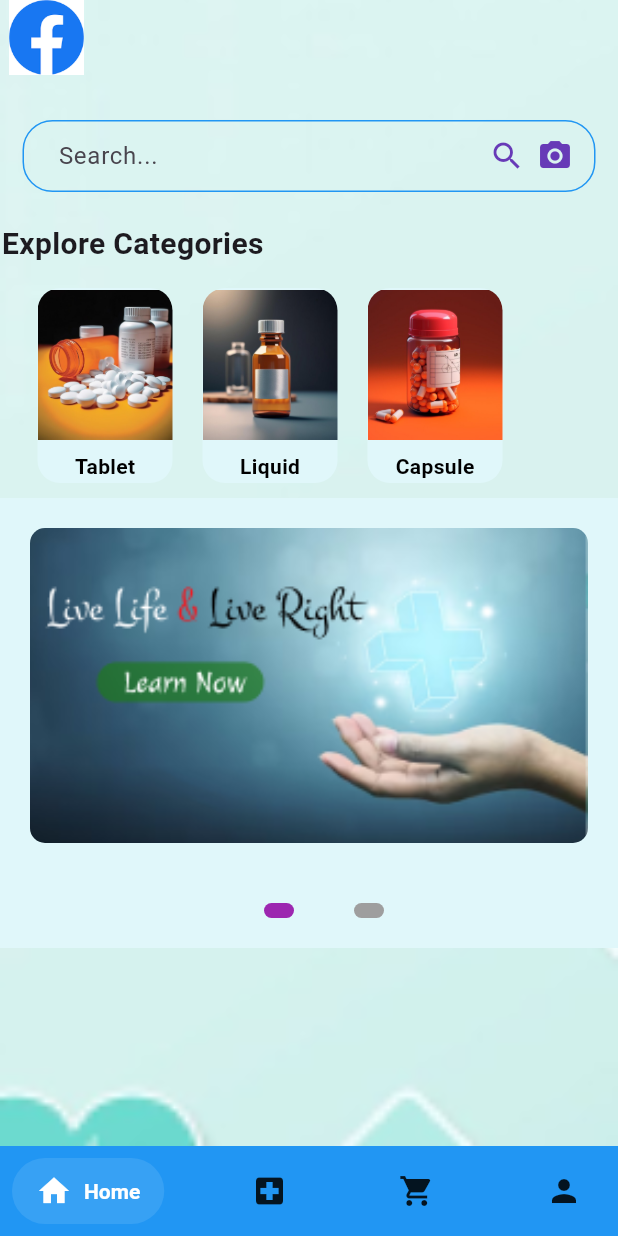
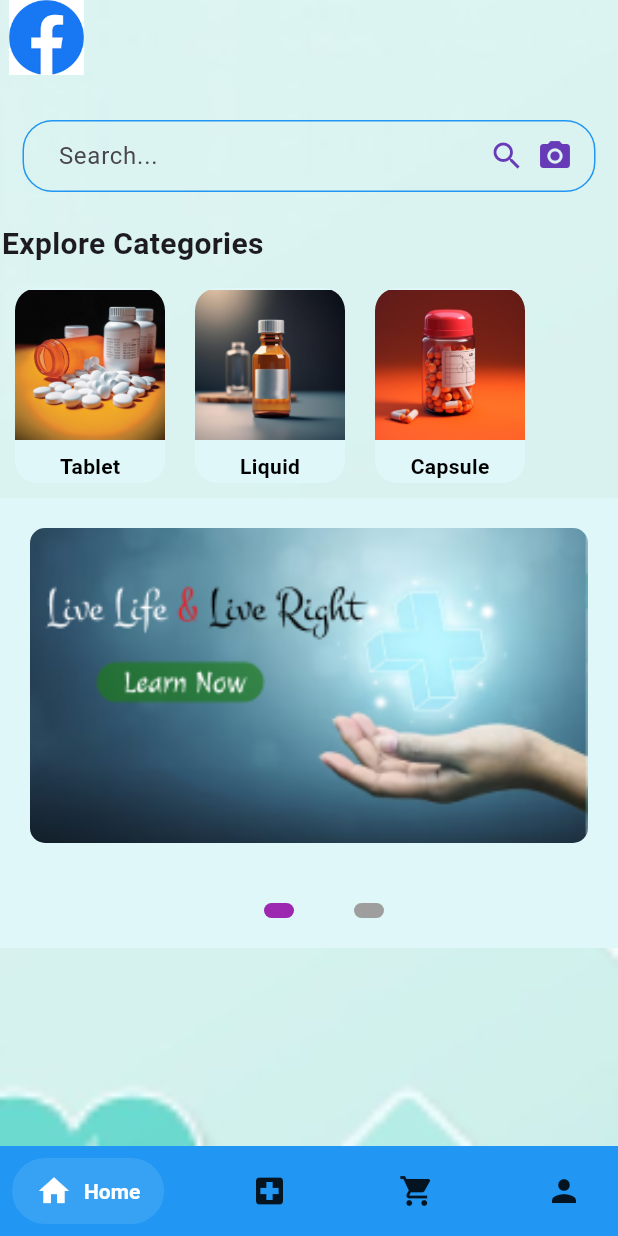
Before and after one commit to sunil5y/MedInfo, a Flutter app: the screen it shows after launch, on a phone screen of 412 x 824 dp. Run offline on Flutter 3.47's test engine with Material 3 defaults, Android fonts, the phone set to English and light mode, and no system bars; drawn by our look-alikes of salomon_bottom_bar; our stand-ins replace badges, firebase_core, google_nav_bar, location; accounts and stored records are empty.

Commit message:
Flutter Projects

```diff
--- a/lib/Home/Home_page.dart
+++ b/lib/Home/Home_page.dart
@@ -110,9 +110,7 @@ class HomePageState extends State<HomePage>{
                   ],
                 ),
                 SizedBox(height: 5),
-                Padding(
-                  padding: const EdgeInsets.only(left: 15),
-                  child: Center(
+                Center(
                   child: Container(
                     height: 150,
                     child: ListView.builder(
@@ -120,7 +118,7 @@ class HomePageState extends State<HomePage>{
                       itemCount: 3,
                       itemBuilder: (context, index) {
                         return Container(
-                            width: 90,
+                          width: 100,
                           margin: EdgeInsets.all(10),
                           decoration: BoxDecoration(
                             borderRadius: BorderRadius.circular(15),
@@ -165,7 +163,6 @@ class HomePageState extends State<HomePage>{
                           ),
                         );
                       },
-                      ),
                     ),
                   ),
                 ),
```
Lines whose indentation alone changed are shown as unchanged.
